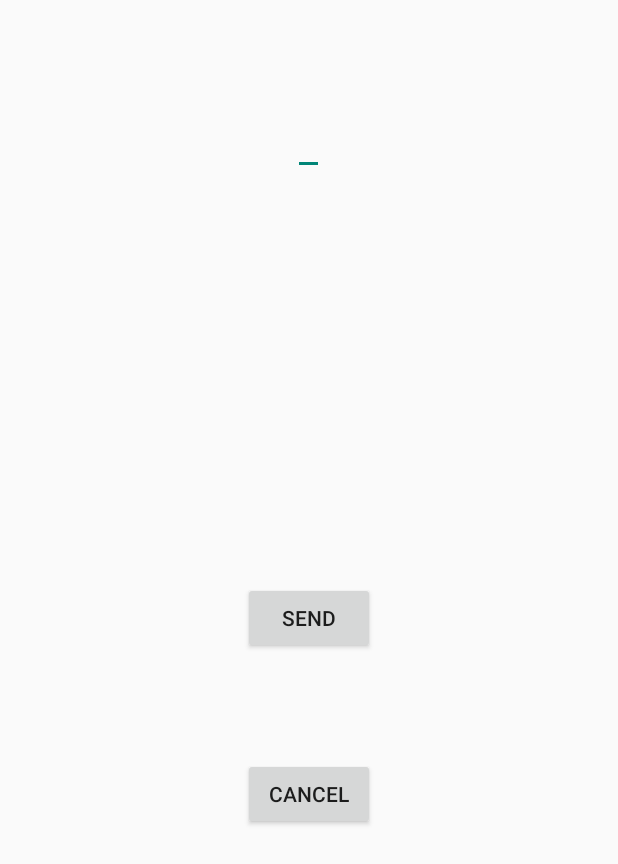
After one commit to Eclipse5599/project, an Android app: the ActivityC screen opened directly, with no data from a screen before it, on a phone screen of 412 x 824 dp. The commit adds this screen. Shown: the top 864 px of the screen. Run offline under Robolectric (Android 15) with nearby library versions, the light colour scheme and no system bars.

Commit message:
Added Activity C
Added MainActivityB to manifest
Added Activity C -||-

Added strings values

```diff
--- /dev/null
+++ b/FlagCap/app/src/main/java/com/sammy/edward/flagcap/ActivityC.java
@@ -0,0 +1,42 @@
+package com.sammy.edward.flagcap;
+
+import android.app.Activity;
+import android.os.Bundle;
+import android.view.Menu;
+import android.view.MenuItem;
+import android.widget.Button;
+
+public class ActivityC extends Activity {
+
+    @Override
+    protected void onCreate(Bundle savedInstanceState) {
+        super.onCreate(savedInstanceState);
+        setContentView(R.layout.activity_c_layout);
+
+        Button buttonSend = (Button)findViewById(R.id.buttonSend);
+        Button buttonCancel = (Button)findViewById(R.id.buttonCancel);
+
+    }
+
+    @Override
+    public boolean onCreateOptionsMenu(Menu menu) {
+        // Inflate the menu; this adds items to the action bar if it is present.
+        getMenuInflater().inflate(R.menu.menu_main, menu);
+        return true;
+    }
+
+    @Override
+    public boolean onOptionsItemSelected(MenuItem item) {
+        // Handle action bar item clicks here. The action bar will
+        // automatically handle clicks on the Home/Up button, so long
+        // as you specify a parent activity in AndroidManifest.xml.
+        int id = item.getItemId();
+
+        //noinspection SimplifiableIfStatement
+        if (id == R.id.action_settings) {
+            return true;
+        }
+
+        return super.onOptionsItemSelected(item);
+    }
+}
--- a/FlagCap/app/src/main/java/com/sammy/edward/flagcap/MainActivity.java
+++ b/FlagCap/app/src/main/java/com/sammy/edward/flagcap/MainActivity.java
@@ -2,7 +2,6 @@ package com.sammy.edward.flagcap;
 
 import android.content.Intent;
 import android.os.Bundle;
-import android.support.v7.app.ActionBarActivity;
 import android.view.Menu;
 import android.view.MenuItem;
 import android.view.View;
--- /dev/null
+++ b/FlagCap/app/src/main/res/layout/activity_c_layout.xml
@@ -0,0 +1,32 @@
+<RelativeLayout xmlns:android="http://schemas.android.com/apk/res/android"
+    xmlns:tools="http://schemas.android.com/tools" android:layout_width="match_parent"
+    android:layout_height="match_parent" android:paddingLeft="@dimen/activity_horizontal_margin"
+    android:paddingRight="@dimen/activity_horizontal_margin"
+    android:paddingTop="@dimen/activity_vertical_margin"
+    android:paddingBottom="@dimen/activity_vertical_margin" tools:context=".MainActivity">
+
+    <EditText
+        android:layout_width="wrap_content"
+        android:layout_height="wrap_content"
+        android:id="@+id/editText"
+        android:layout_alignParentTop="true"
+        android:layout_centerHorizontal="true"
+        android:layout_marginTop="55dp" />
+
+    <Button
+        android:layout_width="wrap_content"
+        android:layout_height="wrap_content"
+        android:text="Send"
+        android:id="@+id/buttonSend"
+        android:layout_centerVertical="true"
+        android:layout_centerHorizontal="true" />
+
+    <Button
+        android:layout_width="wrap_content"
+        android:layout_height="wrap_content"
+        android:text="Cancel"
+        android:id="@+id/buttonCancel"
+        android:layout_below="@+id/buttonSend"
+        android:layout_centerHorizontal="true"
+        android:layout_marginTop="69dp" />
+</RelativeLayout>
--- a/FlagCap/app/src/main/res/values/strings.xml
+++ b/FlagCap/app/src/main/res/values/strings.xml
@@ -1,6 +1,7 @@
 <resources>
     <string name="app_name">FlagCap</string>
-
+    <string name="activity_c_title">AktivitetC</string>
     <string name="hello_world">Hello world!</string>
     <string name="action_settings">Settings</string>
+    <string name="mainactivityb_title">MainActivityB</string>
 </resources>
```
Also changed, not shown: FlagCap/app/src/main/AndroidManifest.xml (+10 -1 lines).
